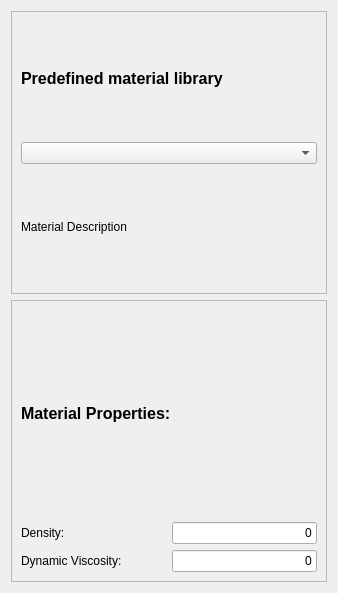
First picture: the form in TaskPanelCfdFluidProperties.ui, repository jaheyns/CfdOF, before the edit.
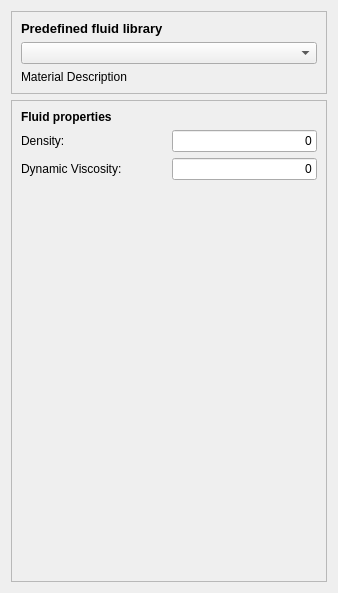
Second picture: the form after the edit. Custom widgets are drawn as their Qt base class.

```diff
--- a/TaskPanelCfdFluidProperties.ui
+++ b/TaskPanelCfdFluidProperties.ui
@@ -40,13 +40,13 @@
        <widget class="QLabel" name="label">
         <property name="font">
          <font>
-          <pointsize>12</pointsize>
+          <pointsize>10</pointsize>
           <weight>75</weight>
           <bold>true</bold>
          </font>
         </property>
         <property name="text">
-         <string>Predefined material library</string>
+         <string>Predefined fluid library</string>
         </property>
        </widget>
       </item>
@@ -80,13 +80,12 @@
        <widget class="QLabel" name="label_2">
         <property name="font">
          <font>
-          <pointsize>12</pointsize>
           <weight>75</weight>
           <bold>true</bold>
          </font>
         </property>
         <property name="text">
-         <string>Material Properties:</string>
+         <string>Fluid properties</string>
         </property>
        </widget>
       </item>
@@ -164,6 +163,19 @@
         </property>
        </widget>
       </item>
+      <item row="4" column="0">
+       <spacer name="verticalSpacer">
+        <property name="orientation">
+         <enum>Qt::Vertical</enum>
+        </property>
+        <property name="sizeHint" stdset="0">
+         <size>
+          <width>20</width>
+          <height>40</height>
+         </size>
+        </property>
+       </spacer>
+      </item>
      </layout>
     </widget>
    </item>
```
Left out of the diff: 2 changed lines with no effect on the pictures.
